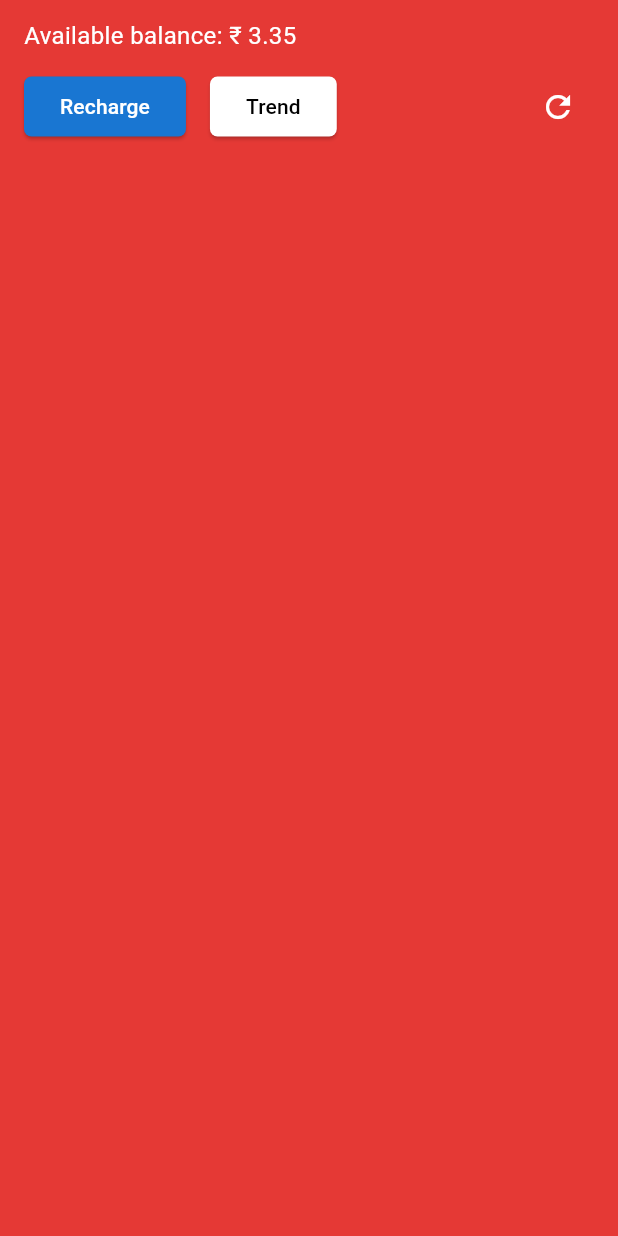
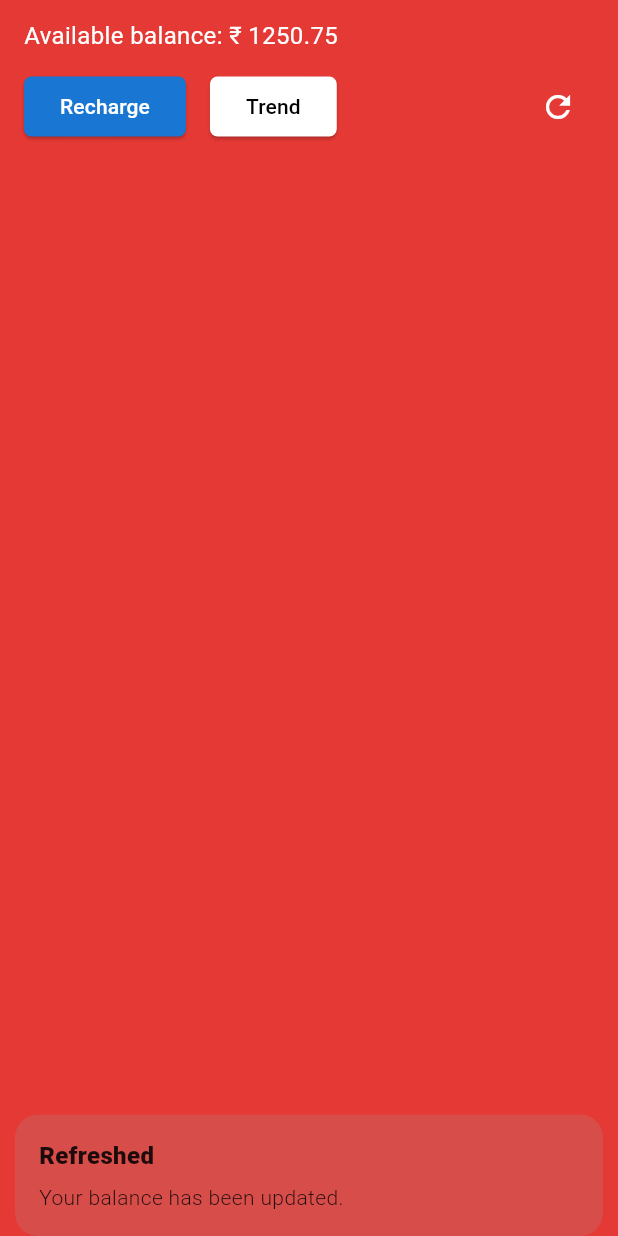
Before and after one commit to sahebbali/Color-Predection-Game-Flutter, a Flutter app: the TopHeader widget shown alone on an empty page, opened directly, after a tap on the "refresh" icon, on a phone screen of 412 x 824 dp. Run offline on Flutter 3.47's test engine with Material 3 defaults, Android fonts, the phone set to English and light mode, and no system bars; our stand-ins replace flutter_native_splash, get, iconsax.

Commit message:
fixed game ui issue

```diff
--- a/lib/main.dart
+++ b/lib/main.dart
@@ -1,6 +1,9 @@
 import 'package:color_predection_game/my_app.dart';
+import 'package:color_predection_game/screens/game/controllers/game_controller.dart';
 import 'package:flutter/material.dart';
+import 'package:get/get.dart';
 
 void main() {
+  Get.put(GameController());
   runApp(const MyApp());
 }
--- a/lib/screens/game/controllers/game_controller.dart
+++ b/lib/screens/game/controllers/game_controller.dart
@@ -69,4 +69,28 @@ class GameController extends GetxController {
     _timer?.cancel();
     super.onClose();
   }
+
+  // .obs makes the variable observable. The UI will react to its changes.
+
+  // Example function to simulate fetching a new balance
+  void refreshBalance() {
+    // In a real app, you would fetch this from an API
+    balance.value = 1250.75;
+    Get.snackbar(
+      "Refreshed",
+      "Your balance has been updated.",
+      snackPosition: SnackPosition.BOTTOM,
+    );
+  }
+
+  void recharge() {
+    // Logic for recharging
+    Get.toNamed('/recharge-screen'); // Example navigation
+    print("Recharge button pressed");
+  }
+
+  void viewTrend() {
+    // Logic for viewing trends
+    print("Trend button pressed");
+  }
 }
--- a/lib/screens/game/widgets/top_header.dart
+++ b/lib/screens/game/widgets/top_header.dart
@@ -15,19 +15,28 @@ class TopHeader extends GetView<GameController> {
         crossAxisAlignment: CrossAxisAlignment.start,
         children: [
           Obx(() => Text(
-            'Available balance: ₹ ${controller.balance.value.toStringAsFixed(2)}',
-            style: const TextStyle(color: Colors.white, fontSize: 16),
-          )),
+                'Available balance: ₹ ${controller.balance.value.toStringAsFixed(2)}',
+                style: const TextStyle(color: Colors.white, fontSize: 16),
+              )),
           const SizedBox(height: 12),
           Row(
             children: [
-              _buildButton('Recharge', Colors.blue.shade700),
+              _buildButton(
+                'Recharge',
+                Colors.blue.shade700,
+                onPressed: controller.recharge,
+              ),
               const SizedBox(width: 16),
-              _buildButton('Trend', Colors.white, textColor: Colors.black),
+              _buildButton(
+                'Trend',
+                Colors.white,
+                textColor: Colors.black,
+                onPressed: controller.viewTrend,
+              ),
               const Spacer(),
               IconButton(
                 icon: const Icon(Icons.refresh, color: Colors.white),
-                onPressed: () { /* Refresh logic */ },
+                onPressed: controller.refreshBalance,
               )
             ],
           ),
@@ -36,9 +45,10 @@ class TopHeader extends GetView<GameController> {
     );
   }
 
-  Widget _buildButton(String text, Color color, {Color textColor = Colors.white}) {
+  Widget _buildButton(String text, Color color,
+      {Color textColor = Colors.white, required VoidCallback onPressed}) {
     return ElevatedButton(
-      onPressed: () {},
+      onPressed: onPressed,
       style: ElevatedButton.styleFrom(
         backgroundColor: color,
         shape: RoundedRectangleBorder(borderRadius: BorderRadius.circular(5)),
```
Also changed, not shown: lib/my_app.dart (+3 -8 lines), lib/screens/game/widgets/number_buttons_grid.dart (+11 -2 lines).
